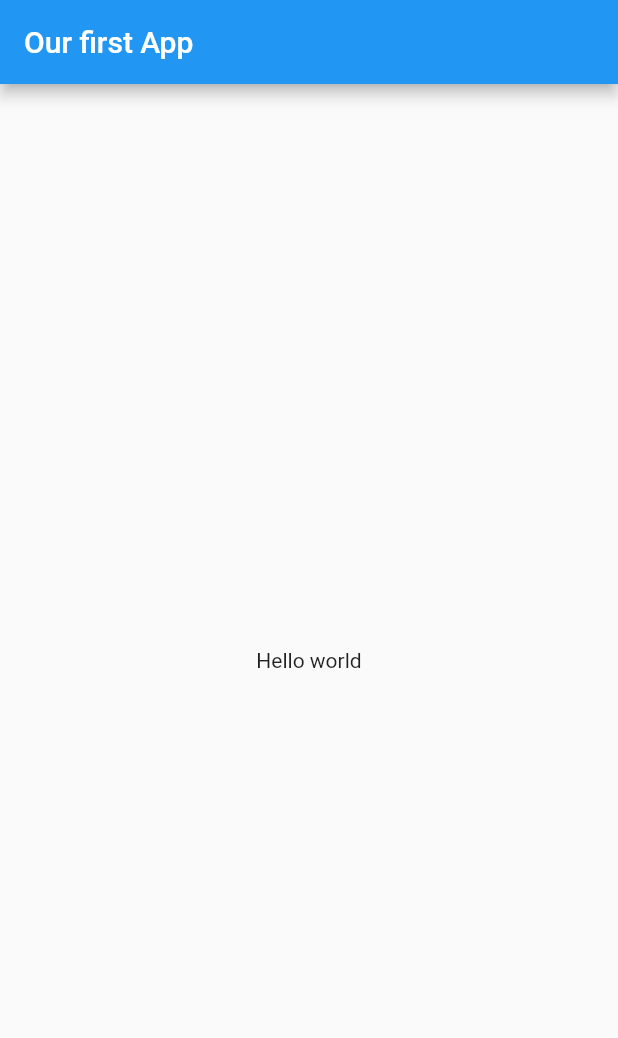
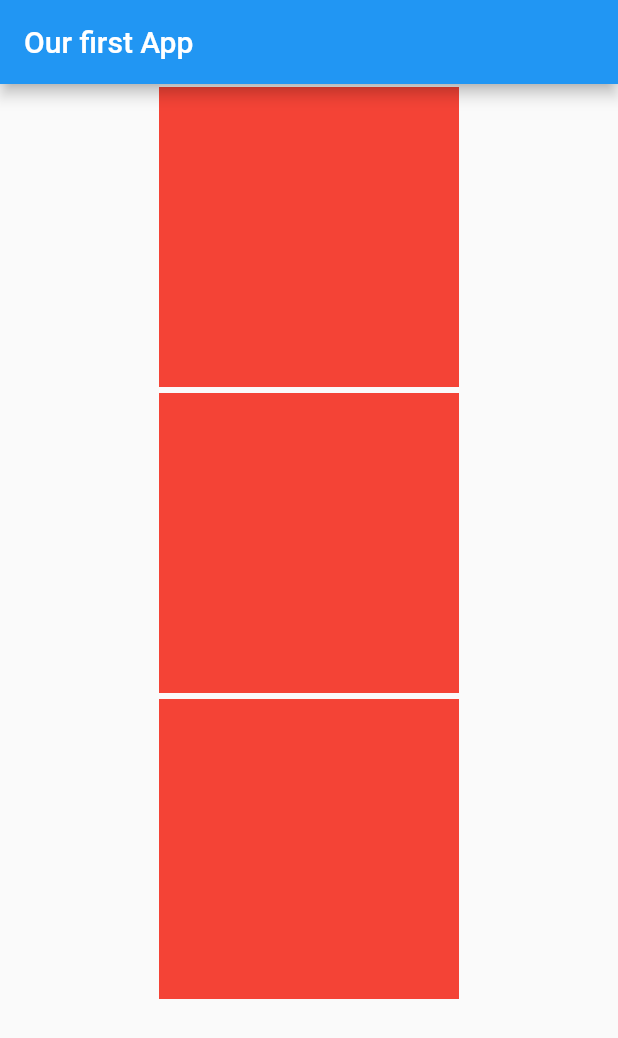
Before and after one commit to pimhakkert/FlutterMD3-2020, a Flutter app: the screen it shows after launch, on a phone screen of 412 x 824 dp. Shown: the top 1038 px of the screen. Run offline on Flutter 3.47's test engine with Material 2 defaults, Android fonts, the phone set to English and light mode, and no system bars.

Commit message:
created in function

```diff
--- a/lib/main.dart
+++ b/lib/main.dart
@@ -19,9 +19,24 @@ class MyApp extends StatelessWidget {
           title: Text("Our first App"),
         ),
         body: Center(
-          child: Text("Hello world"),
+          child:Column(children: [
+            buildMyWidget(),
+            buildMyWidget(),
+            buildMyWidget(),
+          ],)
         ),
       ),
     );
   }
+
+  Widget buildMyWidget(){
+    return Padding(
+      padding: EdgeInsets.all(2),
+      child: Container(
+        height: 200,
+        width: 200,
+        color: Colors.red,
+      )
+    );
+  }
 }
```
